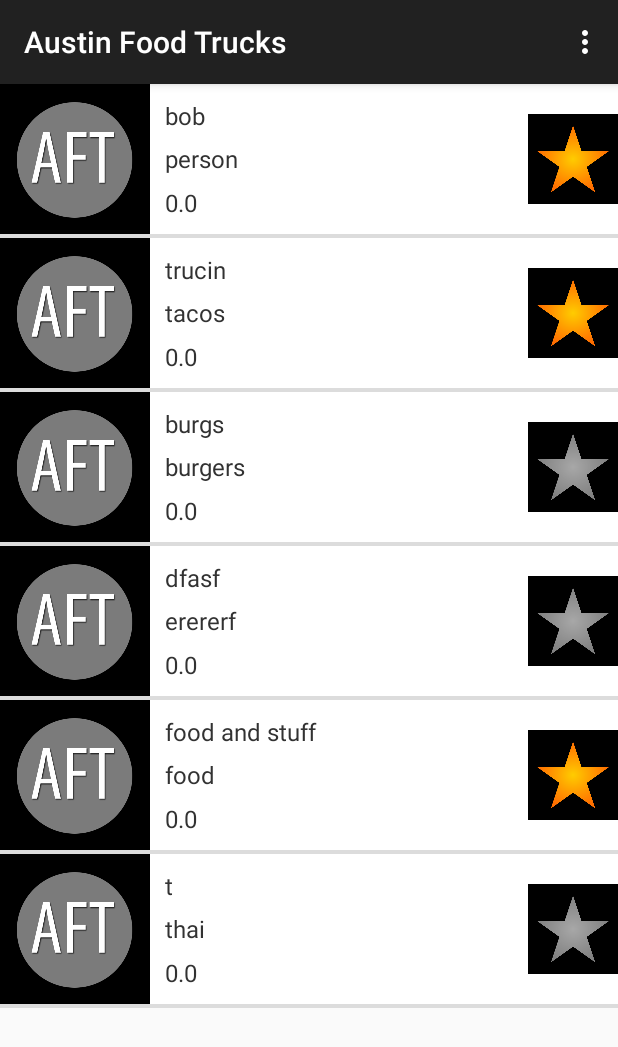
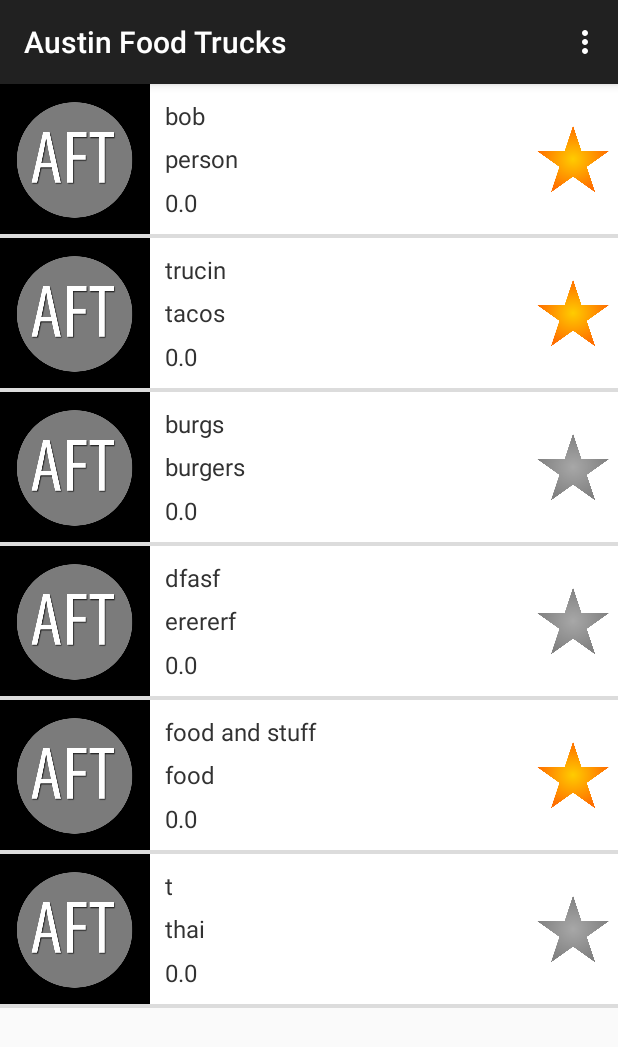
Before and after one commit to PMRoberts/Austin-Food-Trucks, an Android app: the screen it shows after launch (TruckListActivity), on a phone screen of 412 x 824 dp. Shown: the top 1047 px of the screen. Run offline under Robolectric (Android 15) with nearby library versions, the phone set to English and light mode, and no system bars; libraries missing offline, so code that uses them is left out: com.amazonaws.auth, com.amazonaws.mobileconnectors, com.amazonaws.regions, com.amazonaws.services; 3 statements that could not run were skipped.

Commit message:
Some minor fixes. Loke the star having a black background

```diff
--- a/app/src/main/java/com/project4398/michael/austinfoodtrucks/TruckListAdapter2.java
+++ b/app/src/main/java/com/project4398/michael/austinfoodtrucks/TruckListAdapter2.java
@@ -66,7 +66,8 @@ public class TruckListAdapter2 extends ArrayAdapter<TruckInfo> implements Locati
 
         TextView textView3 = (TextView) rowView.findViewById(R.id.TruckInfoDistance);
         float[] tempfloat = new float[2];
-        location.distanceBetween(location.getLatitude(), location.getLongitude(), mValues[position].latitude, mValues[position].longitude, tempfloat);
+        //@todo I commented out this line to get the app to work.
+        //location.distanceBetween(location.getLatitude(), location.getLongitude(), mValues[position].latitude, mValues[position].longitude, tempfloat);
         textView3.setText("" + (Math.round((tempfloat[0]*0.000621371) * 100.0) / 100.0));
 
         ImageView imageView2 = (ImageView) rowView.findViewById(R.id.TruckInfoFavorite);
--- a/app/src/main/java/com/project4398/michael/austinfoodtrucks/activities/TruckProfileActivity.java
+++ b/app/src/main/java/com/project4398/michael/austinfoodtrucks/activities/TruckProfileActivity.java
@@ -89,7 +89,11 @@ public class TruckProfileActivity extends AppCompatActivity
             // Try to obtain the map from the SupportMapFragment.
             mMap = ((SupportMapFragment) getSupportFragmentManager().findFragmentById(R.id.map))
                     .getMap();
-            mMap.setMyLocationEnabled(true);
+            //mMap.setMyLocationEnabled(true); @todo Maybe turn this back on troubleshooting an error that keeps happening.
+            //This errror
+            //98.michael.austinfoodtrucks/com.project4398.michael.austinfoodtrucks.activities.TruckProfileActivity}:
+            // java.lang.NullPointerException: Attempt to invoke virtual method
+            // 'void com.google.android.gms.maps.GoogleMap.setMyLocationEnabled(boolean)
             // Check if we were successful in obtaining the map.
             if (mMap != null) {
                 setUpMap();
--- a/app/src/main/res/layout/activity_splash.xml
+++ b/app/src/main/res/layout/activity_splash.xml
@@ -5,6 +5,7 @@
     <ImageView
         android:layout_width="match_parent"
         android:layout_height="match_parent"
-        android:src="@drawable/splash_icon"/>
+        android:src="@drawable/splash_icon"
+        android:visibility="visible" />
 
 </LinearLayout>
--- a/app/src/main/res/layout/adapter_truck_list.xml
+++ b/app/src/main/res/layout/adapter_truck_list.xml
@@ -58,7 +58,7 @@
         android:layout_centerVertical="true"
         android:layout_alignParentRight="true"
         android:padding="5dp"
-        android:background="#000000"/>
+        android:background="#ffffff"/>
 
 
 </RelativeLayout>
```
Also changed, not shown: app/src/main/res/values/styles.xml (+9 -0 lines), app/src/main/res/drawable/star_off.png, app/src/main/res/drawable/star_on.png, 1 other file.
